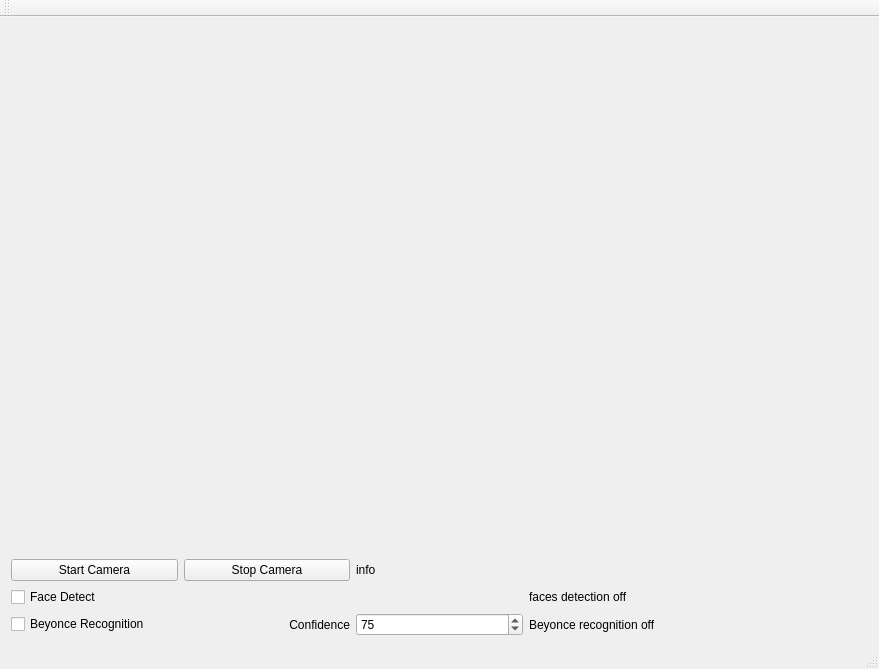
Qt form py_faces/face_gui.ui (MisterYu/faces) before a commit.
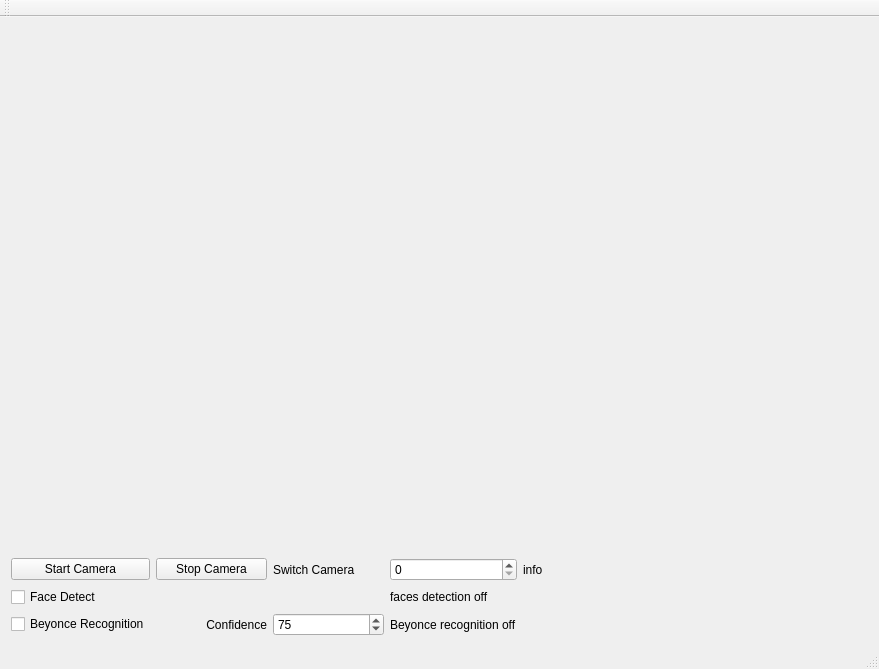
The same form after that commit.

Commit message: interface modified to accomodate new camera model

Patch:
```diff
--- a/py_faces/face_gui.ui
+++ b/py_faces/face_gui.ui
@@ -41,7 +41,7 @@
       </property>
      </widget>
     </item>
-    <item row="0" column="0" colspan="5">
+    <item row="0" column="0" colspan="7">
      <widget class="QLabel" name="video_frame_label">
       <property name="text">
        <string/>
@@ -55,14 +55,7 @@
       </property>
      </widget>
     </item>
-    <item row="3" column="3">
-     <widget class="QLabel" name="face_detect_label">
-      <property name="text">
-       <string>faces detection off</string>
-      </property>
-     </widget>
-    </item>
-    <item row="1" column="4">
+    <item row="1" column="6">
      <spacer name="verticalSpacer_2">
       <property name="orientation">
        <enum>Qt::Vertical</enum>
@@ -85,6 +78,29 @@
       </property>
      </widget>
     </item>
+    <item row="4" column="1">
+     <widget class="QLabel" name="confidence_label">
+      <property name="text">
+       <string>Confidence</string>
+      </property>
+      <property name="alignment">
+       <set>Qt::AlignRight|Qt::AlignTrailing|Qt::AlignVCenter</set>
+      </property>
+     </widget>
+    </item>
+    <item row="2" column="4">
+     <widget class="QLabel" name="info_label">
+      <property name="enabled">
+       <bool>true</bool>
+      </property>
+      <property name="text">
+       <string>info</string>
+      </property>
+     </widget>
+    </item>
+    <item row="2" column="3">
+     <widget class="QSpinBox" name="camera_spinBox"/>
+    </item>
     <item row="4" column="2">
      <widget class="QSpinBox" name="confidence_spinBox">
       <property name="value">
@@ -92,6 +108,13 @@
       </property>
      </widget>
     </item>
+    <item row="2" column="2">
+     <widget class="QLabel" name="label">
+      <property name="text">
+       <string>Switch Camera</string>
+      </property>
+     </widget>
+    </item>
     <item row="4" column="3">
      <widget class="QLabel" name="face_recognition_label">
       <property name="text">
@@ -99,13 +122,10 @@
       </property>
      </widget>
     </item>
-    <item row="4" column="1">
-     <widget class="QLabel" name="confidence_label">
+    <item row="3" column="3">
+     <widget class="QLabel" name="face_detect_label">
       <property name="text">
-       <string>Confidence</string>
-      </property>
-      <property name="alignment">
-       <set>Qt::AlignRight|Qt::AlignTrailing|Qt::AlignVCenter</set>
+       <string>faces detection off</string>
       </property>
      </widget>
     </item>
@@ -116,16 +136,6 @@
       </property>
      </widget>
     </item>
-    <item row="2" column="2">
-     <widget class="QLabel" name="info_label">
-      <property name="enabled">
-       <bool>true</bool>
-      </property>
-      <property name="text">
-       <string>info</string>
-      </property>
-     </widget>
-    </item>
    </layout>
   </widget>
   <widget class="QMenuBar" name="menuBar">
```
The commit also changes 2 other files.
